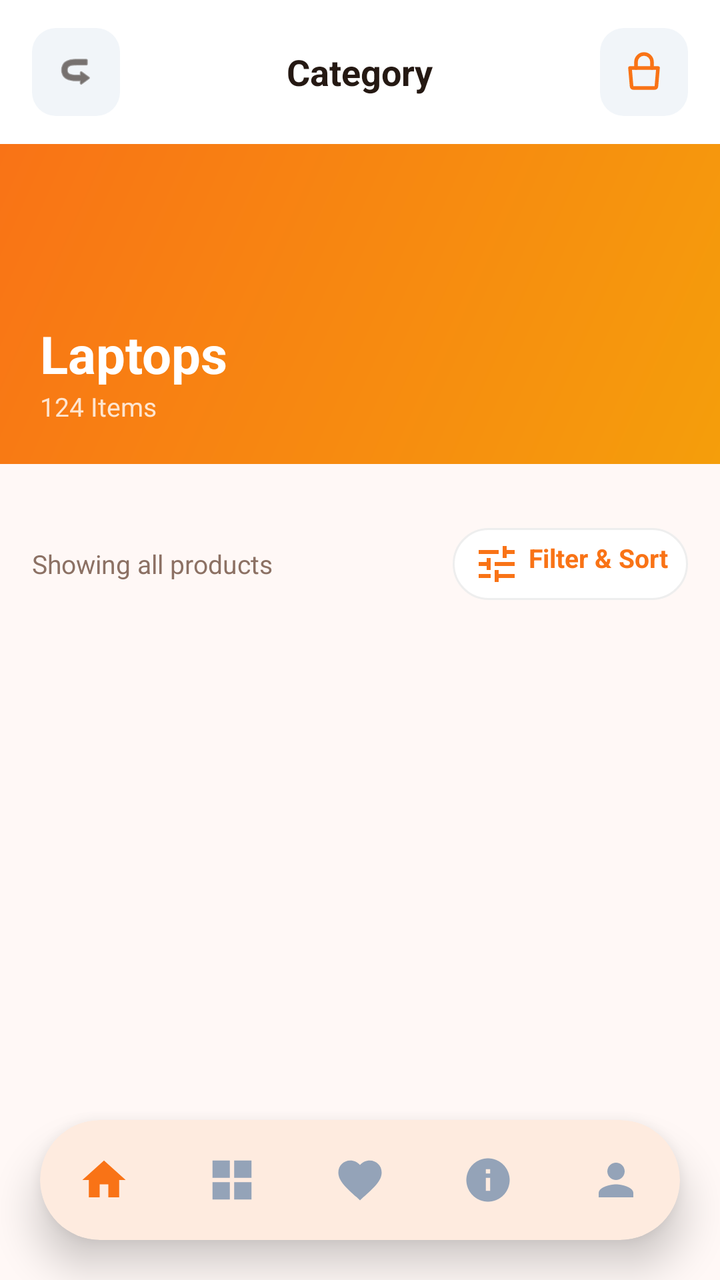
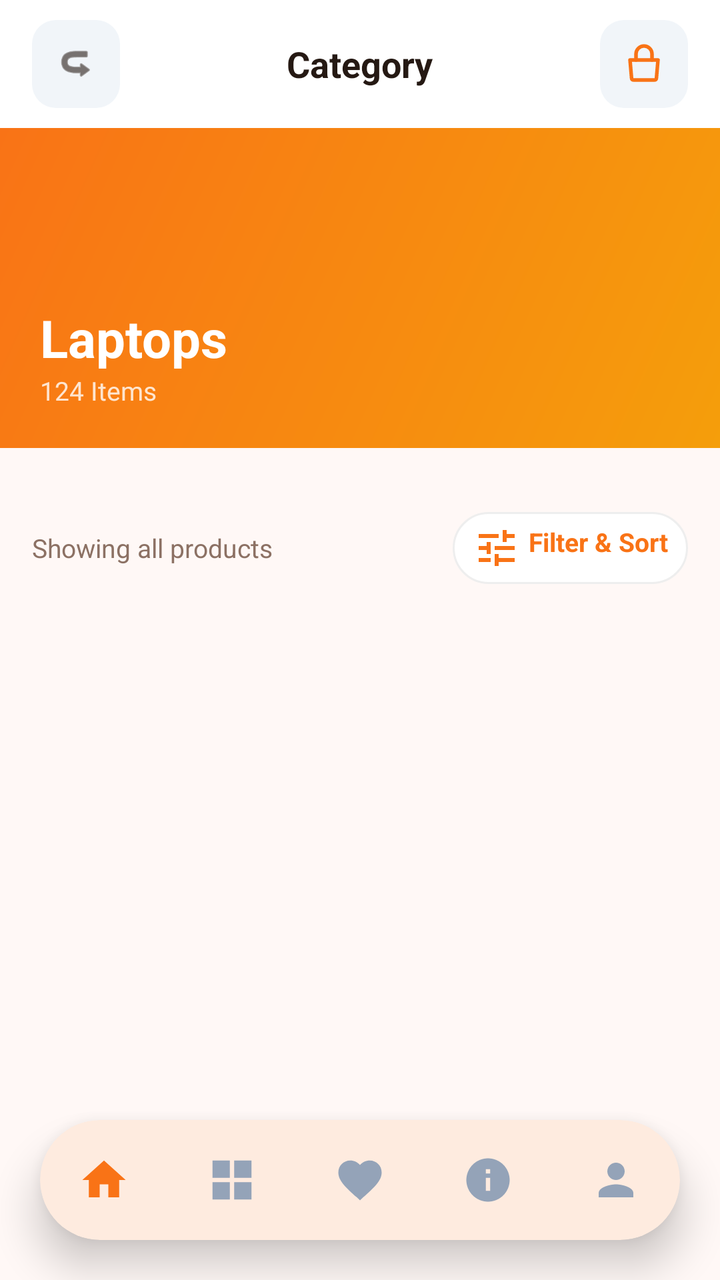

The first picture is an Android layout as it rendered before a commit; the second is the same layout after the commit. The layout source and the unified diff follow.
<!-- AndroidManifest.xml: application theme Theme.BeckieDealApp -->
<!-- res/layout/activity_category_detail.xml -->
<?xml version="1.0" encoding="utf-8"?>
<androidx.constraintlayout.widget.ConstraintLayout xmlns:android="http://schemas.android.com/apk/res/android"
    xmlns:app="http://schemas.android.com/apk/res-auto"
    xmlns:tools="http://schemas.android.com/tools"
    android:layout_width="match_parent"
    android:layout_height="match_parent"
    android:background="@color/background"
    android:fitsSystemWindows="true"
    tools:context=".CategoryDetailActivity">

    
    <com.google.android.material.appbar.MaterialToolbar
        android:id="@+id/topAppBar"
        android:layout_width="match_parent"
        android:layout_height="72dp"
        android:background="@color/surface"
        app:contentInsetStart="0dp"
        app:elevation="0dp"
        app:layout_constraintTop_toTopOf="parent">

        <RelativeLayout
            android:layout_width="match_parent"
            android:layout_height="match_parent"
            android:paddingHorizontal="16dp">

            
            <ImageView
                android:id="@+id/backButton"
                android:layout_width="44dp"
                android:layout_height="44dp"
                android:layout_alignParentStart="true"
                android:layout_centerVertical="true"
                android:background="@drawable/form_field_background"
                android:padding="12dp"
                android:src="@android:drawable/ic_menu_revert"
                android:rotation="180"
                app:tint="@color/text_primary" />

            
            <TextView
                android:id="@+id/categoryTitleText"
                android:layout_width="wrap_content"
                android:layout_height="wrap_content"
                android:layout_centerInParent="true"
                android:text="Category"
                android:textColor="@color/text_primary"
                android:textSize="18sp"
                android:textStyle="bold" />

            
            <RelativeLayout
                android:id="@+id/cartContainer"
                android:layout_width="44dp"
                android:layout_height="44dp"
                android:layout_alignParentEnd="true"
                android:layout_centerVertical="true"
                android:background="@drawable/form_field_background">

                <ImageView
                    android:id="@+id/cartIcon"
                    android:layout_width="24dp"
                    android:layout_height="24dp"
                    android:layout_centerInParent="true"
                    android:src="@drawable/ic_shopping_bag"
                    app:tint="@color/primary" />

                <TextView
                    android:id="@+id/cartBadge"
                    android:layout_width="18dp"
                    android:layout_height="18dp"
                    android:layout_alignParentEnd="true"
                    android:layout_alignParentTop="true"
                    android:background="@drawable/badge_pill"
                    android:backgroundTint="@color/red_error"
                    android:gravity="center"
                    android:text="0"
                    android:textColor="@color/white_fixed"
                    android:textSize="9sp"
                    android:textStyle="bold"
                    android:visibility="gone" />
            </RelativeLayout>

        </RelativeLayout>
    </com.google.android.material.appbar.MaterialToolbar>

    
    <androidx.core.widget.NestedScrollView
        android:layout_width="match_parent"
        android:layout_height="0dp"
        android:fillViewport="true"
        app:layout_constraintTop_toBottomOf="@id/topAppBar"
        app:layout_constraintBottom_toTopOf="@id/bottomNavigationContainer">

        <LinearLayout
            android:layout_width="match_parent"
            android:layout_height="wrap_content"
            android:orientation="vertical"
            android:paddingBottom="16dp">

            
            <FrameLayout
                android:layout_width="match_parent"
                android:layout_height="160dp">

                <ImageView
                    android:id="@+id/categoryHeroImage"
                    android:layout_width="match_parent"
                    android:layout_height="match_parent"
                    android:scaleType="centerCrop"
                    android:src="@drawable/placeholder_image" />

                
                <View
                    android:layout_width="match_parent"
                    android:layout_height="match_parent"
                    android:background="@drawable/hero_gradient" />

                
                <LinearLayout
                    android:layout_width="match_parent"
                    android:layout_height="wrap_content"
                    android:layout_gravity="bottom"
                    android:orientation="vertical"
                    android:padding="20dp">

                    <TextView
                        android:id="@+id/heroTitle"
                        android:layout_width="wrap_content"
                        android:layout_height="wrap_content"
                        android:text="Laptops"
                        android:textColor="@android:color/white"
                        android:textSize="26sp"
                        android:textStyle="bold" />

                    <TextView
                        android:id="@+id/heroSubtitle"
                        android:layout_width="wrap_content"
                        android:layout_height="wrap_content"
                        android:text="124 Items"
                        android:textColor="#CCFFFFFF"
                        android:textSize="13sp" />
                </LinearLayout>
            </FrameLayout>

            
            <HorizontalScrollView
                android:layout_width="match_parent"
                android:layout_height="wrap_content"
                android:scrollbars="none"
                android:paddingTop="16dp"
                android:paddingBottom="4dp">

                <LinearLayout
                    android:id="@+id/brandFilterContainer"
                    android:layout_width="wrap_content"
                    android:layout_height="wrap_content"
                    android:orientation="horizontal"
                    android:paddingStart="16dp"
                    android:paddingEnd="16dp" />
            </HorizontalScrollView>

            
            <LinearLayout
                android:layout_width="match_parent"
                android:layout_height="wrap_content"
                android:orientation="horizontal"
                android:gravity="center_vertical"
                android:paddingHorizontal="16dp"
                android:paddingTop="12dp"
                android:paddingBottom="4dp">

                <TextView
                    android:id="@+id/resultsLabel"
                    android:layout_width="0dp"
                    android:layout_height="wrap_content"
                    android:layout_weight="1"
                    android:text="Showing all products"
                    android:textColor="@color/text_secondary"
                    android:textSize="13sp" />

                <TextView
                    android:id="@+id/sortButton"
                    android:layout_width="wrap_content"
                    android:layout_height="wrap_content"
                    android:clickable="true"
                    android:focusable="true"
                    android:drawableStart="@drawable/ic_filter"
                    android:drawablePadding="4dp"
                    android:text="Filter &amp; Sort"
                    android:textColor="@color/primary"
                    android:textSize="13sp"
                    android:textStyle="bold"
                    android:paddingHorizontal="10dp"
                    android:paddingVertical="6dp"
                    android:background="@drawable/chip_unselected" />
            </LinearLayout>

            
            <GridLayout
                android:id="@+id/detailProductsGrid"
                android:layout_width="match_parent"
                android:layout_height="wrap_content"
                android:layout_marginHorizontal="12dp"
                android:layout_marginTop="8dp"
                android:columnCount="2" />

        </LinearLayout>
    </androidx.core.widget.NestedScrollView>

    
    <com.google.android.material.card.MaterialCardView
        android:id="@+id/bottomNavigationContainer"
        android:layout_width="0dp"
        android:layout_height="wrap_content"
        android:layout_marginStart="20dp"
        android:layout_marginEnd="20dp"
        android:layout_marginBottom="20dp"
        app:cardCornerRadius="36dp"
        app:cardElevation="12dp"
        app:cardBackgroundColor="@color/surface"
        app:strokeWidth="0dp"
        app:layout_constraintBottom_toBottomOf="parent"
        app:layout_constraintStart_toStartOf="parent"
        app:layout_constraintEnd_toEndOf="parent">

        <com.google.android.material.bottomnavigation.BottomNavigationView
            android:id="@+id/bottomNavigation"
            android:layout_width="match_parent"
            android:layout_height="60dp"
            android:background="@android:color/transparent"
            app:backgroundTint="@android:color/transparent"
            app:elevation="0dp"
            app:labelVisibilityMode="unlabeled"
            app:itemIconSize="26dp"
            app:menu="@menu/bottom_nav_menu" />

    </com.google.android.material.card.MaterialCardView>

</androidx.constraintlayout.widget.ConstraintLayout>
<!-- resources referenced by this layout -->
<resources>
  <color name="background">#FFF8F6</color>
  <color name="primary">#F97316</color>
  <color name="red_error">#EF4444</color>
  <color name="surface">#FFFFFF</color>
  <color name="text_primary">#251913</color>
  <color name="text_secondary">#8C7164</color>
  <color name="white_fixed">#FFFFFF</color>
  <!-- drawable badge_pill (drawable) -->
  <?xml version="1.0" encoding="utf-8"?>
  <shape xmlns:android="http://schemas.android.com/apk/res/android">
      <solid android:color="#33FFFFFF" />
      <corners android:radius="4dp" />
  </shape>
  <!-- drawable chip_unselected (drawable) -->
  <?xml version="1.0" encoding="utf-8"?>
  <shape xmlns:android="http://schemas.android.com/apk/res/android"
      android:shape="rectangle">
      <solid android:color="#FFFFFF" />
      <stroke android:width="1dp" android:color="#EEEEEE" />
      <corners android:radius="20dp" />
  </shape>
  <!-- drawable form_field_background (drawable) -->
  <?xml version="1.0" encoding="utf-8"?>
  <shape xmlns:android="http://schemas.android.com/apk/res/android">
      <solid android:color="@color/input_background" />
      <corners android:radius="12dp" />
  </shape>
  <!-- drawable hero_gradient (drawable) -->
  <?xml version="1.0" encoding="utf-8"?>
  <shape xmlns:android="http://schemas.android.com/apk/res/android">
      <gradient
          android:angle="135"
          android:startColor="#F59E0B"
          android:endColor="#F97316"
          android:type="linear" />
  </shape>
  <!-- drawable ic_filter (drawable) -->
  <vector xmlns:android="http://schemas.android.com/apk/res/android"
      android:width="24dp"
      android:height="24dp"
      android:viewportWidth="24"
      android:viewportHeight="24">
      
      <path
          android:fillColor="#F97316"
          android:pathData="M3,17v2h6v-2H3zM3,5v2h10V5H3zM13,21v-2h8v-2h-8v-2h-2v6h2zM7,9v2H3v2h4v2h2V9H7zM21,13v-2H11v2h10zM15,9h2V7h4V5h-4V3h-2v6z" />
  </vector>
  <style name="Theme.BeckieDealApp" parent="Base.Theme.BeckieDealApp" />
  <color name="input_background">#F1F5F9</color>
  <color name="on_primary">#FFFFFF</color>
  <color name="primary_container">#F97316</color>
  <color name="on_primary_container">#582200</color>
  <color name="on_surface">#251913</color>
  <style name="Widget.App.BottomNavigationView" parent="Widget.Material3.BottomNavigationView">
          <item name="itemIconSize">26dp</item>
          <item name="itemIconTint">@color/bottom_nav_color</item>
          <item name="itemTextColor">@color/bottom_nav_color</item>
          <item name="android:background">@android:color/transparent</item>
          <item name="backgroundTint">@android:color/transparent</item>
          <item name="labelVisibilityMode">unlabeled</item>
          <item name="itemActiveIndicatorStyle">@style/Widget.App.BottomNavigationView.ActiveIndicator</item>
      </style>
  <style name="Widget.App.BottomNavigationView.ActiveIndicator" parent="Widget.Material3.BottomNavigationView.ActiveIndicator">
          <item name="android:color">@color/badge_bg</item>
          <item name="android:width">48dp</item>
          <item name="android:height">36dp</item>
          <item name="shapeAppearance">@style/ShapeAppearance.App.BottomNavigationView.ActiveIndicator</item>
      </style>
  <color name="badge_bg">#FFF1EB</color>
  <style name="ShapeAppearance.App.BottomNavigationView.ActiveIndicator" parent="">
          <item name="cornerFamily">rounded</item>
          <item name="cornerSize">50%</item>
      </style>
  <!-- unchanged entries left out for length: 3 -->
</resources>

<!-- the commit's change to res/layout/activity_category_detail.xml (unified diff, before → after) -->
@@ -12,7 +12,7 @@
     <com.google.android.material.appbar.MaterialToolbar
         android:id="@+id/topAppBar"
         android:layout_width="match_parent"
-        android:layout_height="72dp"
+        android:layout_height="@dimen/toolbar_height"
         android:background="@color/surface"
         app:contentInsetStart="0dp"
         app:elevation="0dp"
@@ -100,7 +100,7 @@
             
             <FrameLayout
                 android:layout_width="match_parent"
-                android:layout_height="160dp">
+                android:layout_height="@dimen/hero_banner_height_detail">
 
                 <ImageView
                     android:id="@+id/categoryHeroImage"
@@ -212,10 +212,10 @@
         android:id="@+id/bottomNavigationContainer"
         android:layout_width="0dp"
         android:layout_height="wrap_content"
-        android:layout_marginStart="20dp"
-        android:layout_marginEnd="20dp"
-        android:layout_marginBottom="20dp"
-        app:cardCornerRadius="36dp"
+        android:layout_marginStart="@dimen/bottom_nav_side_margin"
+        android:layout_marginEnd="@dimen/bottom_nav_side_margin"
+        android:layout_marginBottom="@dimen/bottom_nav_bottom_margin"
+        app:cardCornerRadius="@dimen/bottom_nav_corner_radius"
         app:cardElevation="12dp"
         app:cardBackgroundColor="@color/surface"
         app:strokeWidth="0dp"
<!-- resource entries referenced after the edit -->
@@ -7,6 +7,11 @@
   <color name="text_primary">#251913</color>
   <color name="text_secondary">#8C7164</color>
   <color name="white_fixed">#FFFFFF</color>
+  <dimen name="bottom_nav_bottom_margin">20dp</dimen>
+  <dimen name="bottom_nav_corner_radius">36dp</dimen>
+  <dimen name="bottom_nav_side_margin">20dp</dimen>
+  <dimen name="hero_banner_height_detail">160dp</dimen>
+  <dimen name="toolbar_height">64dp</dimen>
   <!-- drawable badge_pill (drawable) -->
   <?xml version="1.0" encoding="utf-8"?>
   <shape xmlns:android="http://schemas.android.com/apk/res/android">
